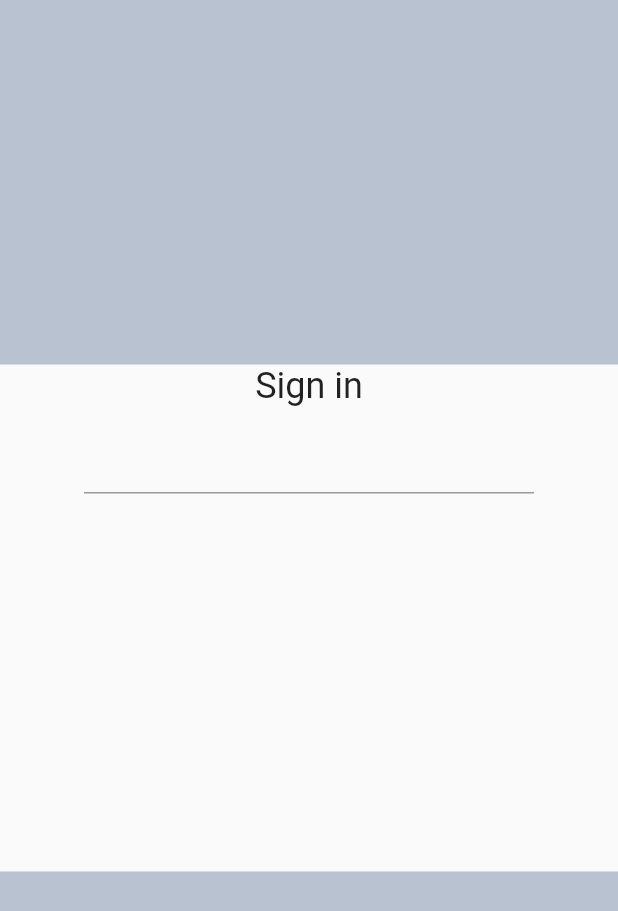
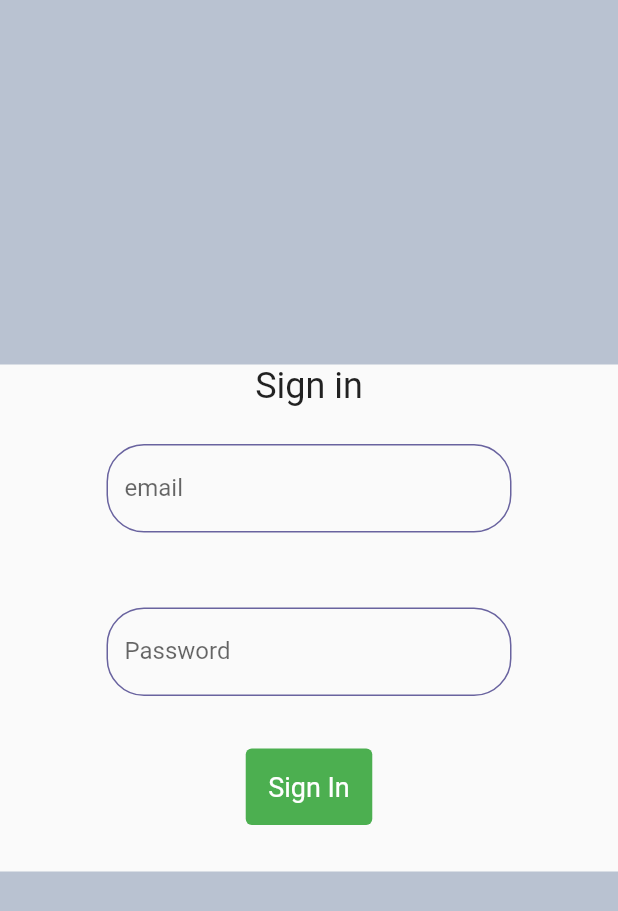
Before and after one commit to khuram2025/dairyapp01, a Flutter app: the screen it shows after launch, after a tap on "Sign in to Get Started", on a phone screen of 412 x 824 dp. Shown: the top 911 px of the screen. Run offline on Flutter 3.47's test engine with Material 2 defaults, Android fonts, the light colour scheme and no system bars; our stand-ins replace cloud_firestore, firebase_auth, firebase_core, syncfusion_flutter_datepicker; accounts and stored records are empty; network calls fail.

Commit message:
Till Lec23 end Login Working Perfect

```diff
--- a/lib/screens/get_started_page.dart
+++ b/lib/screens/get_started_page.dart
@@ -35,7 +35,7 @@ class GettingStartedPage extends StatelessWidget {
                 icon: Icon(Icons.login_rounded),
                 label: Text("Sign in to Get Started"),
                 onPressed: (){
-                  Navigator.push(context, MaterialPageRoute(builder: (context) => LoginPage(emailTextController: TextEditingController(),passwordTextController: TextEditingController(),),));
+                  Navigator.push(context, MaterialPageRoute(builder: (context) => LoginPage(),));
                 },
 
               ),
--- a/lib/screens/login_page.dart
+++ b/lib/screens/login_page.dart
@@ -1,19 +1,12 @@
+import 'package:diary_app01/widgets/input_decorations.dart';
+import 'package:diary_app01/widgets/login_form.dart';
 import 'package:flutter/material.dart';
 
 class LoginPage extends StatelessWidget {
-  final TextEditingController _emailTextController;
-  final TextEditingController _passwordTextController;
+  final TextEditingController _emailTextController = TextEditingController();
+  final TextEditingController _passwordTextController = TextEditingController();
+  final GlobalKey<FormState>? _globalKey = GlobalKey<FormState>();
 
-  final GlobalKey<FormState>? _globalKey;
-
-  const LoginPage({Key? key,
-    GlobalKey<FormState>? formkey,
-    required TextEditingController emailTextController,
-    required TextEditingController passwordTextController}) :
-        _emailTextController = emailTextController,
-        _passwordTextController = passwordTextController,
-        _globalKey = formkey,
-        super(key: key);
 
 
   @override
@@ -37,16 +30,11 @@ class LoginPage extends StatelessWidget {
               children: [
                 SizedBox(width: 300,
                 height: 300,
-                child: Form(
-                  child: Column(
-                    mainAxisSize:MainAxisSize.min,
-                    children: [
-                      TextFormField(
-                        controller: _emailTextController,
-                      )
-                    ],
-                  ),
-                ),)
+
+                child: LoginForm(
+                  formKey: _globalKey,
+                    emailTextController: _emailTextController,
+                    passwordTextController: _passwordTextController),)
               ],
             ),
             Expanded(
@@ -60,4 +48,6 @@ class LoginPage extends StatelessWidget {
       ),
     );
   }
+
+
 }
--- /dev/null
+++ b/lib/widgets/input_decorations.dart
@@ -0,0 +1,21 @@
+import 'package:flutter/material.dart';
+
+InputDecoration buildInputDecoration(String label, String hint) {
+  return InputDecoration(
+    fillColor: Colors.white,
+    focusedBorder: OutlineInputBorder(
+        borderRadius: BorderRadius.circular(12),
+        borderSide: BorderSide(
+            color: Colors.blue
+        )
+    ),
+    enabledBorder: OutlineInputBorder(
+        borderRadius: BorderRadius.circular(25),
+        borderSide: BorderSide(
+            color: Color(0XFF69639F)
+        )
+    ),
+    labelText: label,
+    hintText: hint,
+  );
+}
--- /dev/null
+++ b/lib/widgets/login_form.dart
@@ -0,0 +1,76 @@
+import 'package:diary_app01/widgets/input_decorations.dart';
+import 'package:firebase_auth/firebase_auth.dart';
+import 'package:firebase_core/firebase_core.dart';
+import 'package:flutter/material.dart';
+
+class LoginForm extends StatelessWidget {
+  const LoginForm({
+    Key? key,
+    required TextEditingController emailTextController,
+    required TextEditingController passwordTextController,
+
+    GlobalKey<FormState>? formKey,
+
+  }) : _emailTextController = emailTextController, _passwordTextController = passwordTextController,
+        _globalKey = formKey,
+        super(key: key);
+
+  final TextEditingController _emailTextController;
+  final TextEditingController _passwordTextController;
+  final GlobalKey<FormState>? _globalKey;
+
+  @override
+  Widget build(BuildContext context) {
+    return Form(
+      key: _globalKey,
+      child: Column(
+        mainAxisSize:MainAxisSize.min,
+        children: [
+          Padding(
+            padding: const EdgeInsets.all(15.0),
+            child: TextFormField(
+              validator: (value){
+                return value!.isEmpty ?  'Please add an email' : null;
+              },
+              controller: _emailTextController,
+              decoration: buildInputDecoration("email", 'Johan@email.com'),
+            ),
+          ),
+          SizedBox(height: 20,),
+          Padding(
+            padding: const EdgeInsets.all(15.0),
+            child: TextFormField(
+              validator: (value){
+                return value!.isEmpty ?  'Please enter Password' : null;
+              },
+
+              obscureText: true,
+              controller: _passwordTextController,
+              decoration: buildInputDecoration("Password", 'Enter Password'),
+            ),
+          ),
+          SizedBox(height: 20,),
+          TextButton(
+              style: TextButton.styleFrom(
+                  primary: Colors.white,
+                  padding: EdgeInsets.all(15),
+                  shape: RoundedRectangleBorder(
+                    borderRadius: BorderRadius.circular(4
+                    ),
+                  ),
+                  backgroundColor: Colors.green,
+                  textStyle: TextStyle(
+                    fontSize: 18,
+                  )
+              ),
+              onPressed: (){
+                if (_globalKey!.currentState!.validate()) {
+                  FirebaseAuth.instance.signInWithEmailAndPassword(email: 'james@test.com', password: "Test123")
+                      .then((value) => print(value.user!.displayName));
+                }
+              }, child: Text('Sign In'))
+        ],
+      ),
+    );
+  }
+}
```
Also changed, not shown: 1 other file.
